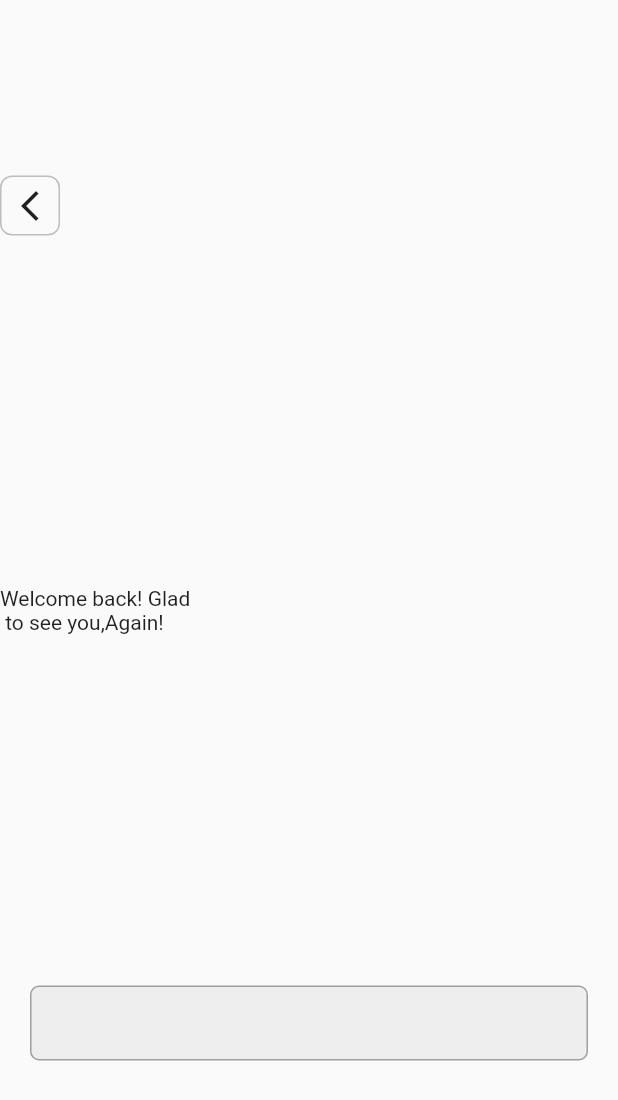
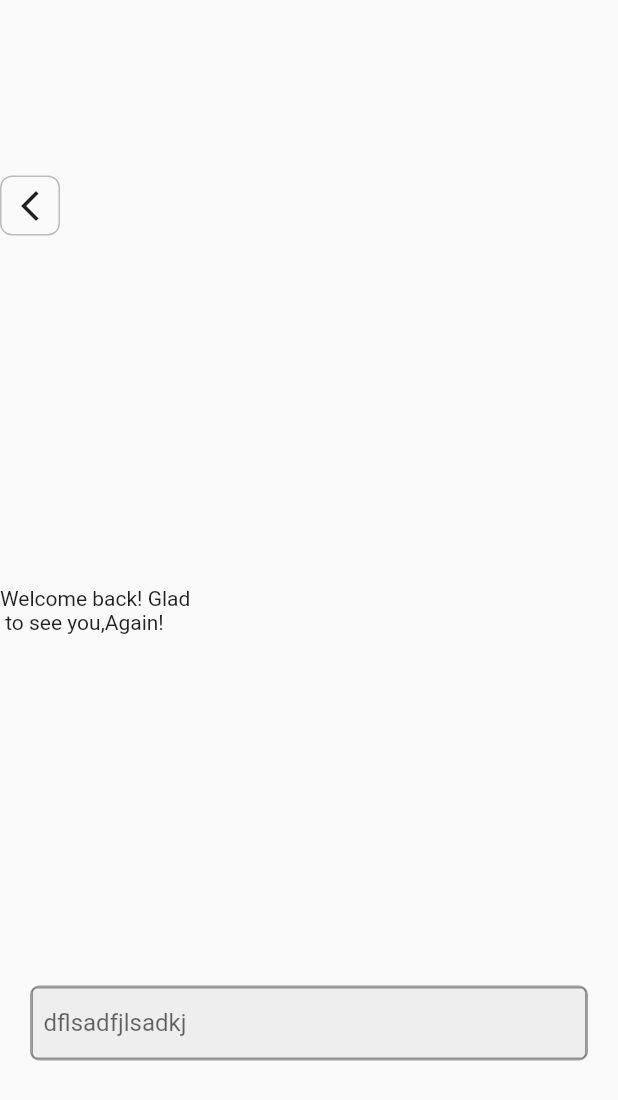
Before and after one commit to najmulmyself/Bio-Maker, a Flutter app: the screen it shows after launch, after a tap on "Login", on a phone screen of 412 x 824 dp. Shown: the top 1100 px of the screen. Run offline on Flutter 3.47's test engine with Material 2 defaults, Android fonts, the phone set to English and light mode, and no system bars.

```diff
--- a/lib/pages/login_page.dart
+++ b/lib/pages/login_page.dart
@@ -67,8 +67,15 @@ class _LoginScreenState extends State<LoginScreen> {
             ),
             margin: EdgeInsets.symmetric(horizontal: 20),
             child: TextFormField(
+              showCursor: true,
+              cursorColor: Colors.grey.shade400,
+              cursorHeight: 5,
               decoration: InputDecoration(
-                border: InputBorder.none,
+                labelText: 'dflsadfjlsadkj',
+                contentPadding: EdgeInsets.symmetric(horizontal: 8),
+                hintText: 'Enter your email',
+                border: OutlineInputBorder(),
+
                 // focusedBorder: OutlineInputBorder(
                 //   borderRadius: BorderRadius.all(
                 //     Radius.circular(8),
```
